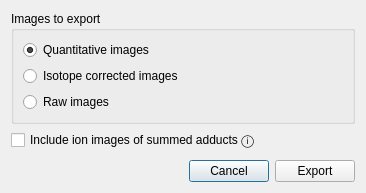
swinnenteam/LipidQMap, file resources/views/MsiExportScilsDialog.ui: the form before one commit.
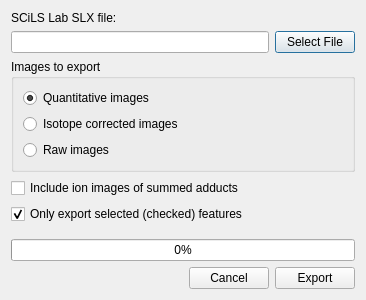
The form after the commit.

Commit message: add SCiLS export logic

```diff
--- a/resources/views/MsiExportScilsDialog.ui
+++ b/resources/views/MsiExportScilsDialog.ui
@@ -7,13 +7,34 @@
     <x>0</x>
     <y>0</y>
     <width>366</width>
-    <height>193</height>
+    <height>300</height>
    </rect>
   </property>
   <property name="windowTitle">
    <string>Export Cardinal HDF5</string>
   </property>
   <layout class="QVBoxLayout" name="verticalLayout">
+   <item>
+    <widget class="QLabel" name="label">
+     <property name="text">
+      <string>SCiLS Lab SLX file:</string>
+     </property>
+    </widget>
+   </item>
+   <item>
+    <layout class="QHBoxLayout" name="horizontalLayout">
+     <item>
+      <widget class="QLineEdit" name="lineEdit"/>
+     </item>
+     <item>
+      <widget class="QPushButton" name="button_choose_file">
+       <property name="text">
+        <string>Select File</string>
+       </property>
+      </widget>
+     </item>
+    </layout>
+   </item>
    <item>
     <widget class="QGroupBox" name="group_box_image_type">
      <property name="title">
@@ -53,7 +74,17 @@
       <string>&lt;html&gt;&lt;head/&gt;&lt;body&gt;&lt;p&gt;This wil include in the export the ion images that are created by summing the different adducts of the same species. These summed forms will be assigned the neutral mass for their m/z vlaue.&lt;/p&gt;&lt;/body&gt;&lt;/html&gt;</string>
      </property>
      <property name="text">
-      <string>Include ion images of summed adducts ⓘ</string>
+      <string>Include ion images of summed adducts</string>
+     </property>
+    </widget>
+   </item>
+   <item>
+    <widget class="QCheckBox" name="selected_only_checkbox">
+     <property name="text">
+      <string>Only export selected (checked) features</string>
+     </property>
+     <property name="checked">
+      <bool>true</bool>
      </property>
     </widget>
    </item>
@@ -65,11 +96,18 @@
      <property name="sizeHint" stdset="0">
       <size>
        <width>20</width>
-       <height>20</height>
+       <height>40</height>
       </size>
      </property>
     </spacer>
    </item>
+   <item>
+    <widget class="QProgressBar" name="scils_progressbar">
+     <property name="value">
+      <number>0</number>
+     </property>
+    </widget>
+   </item>
    <item>
     <layout class="QHBoxLayout" name="layout_buttons">
      <item>
```
Left out of the diff: 4 changed lines with no effect on the pictures. The commit also changes 11 other files.
